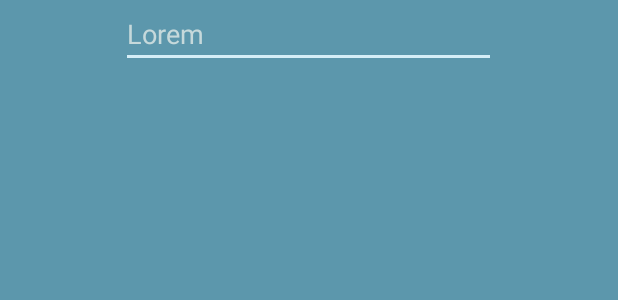
After one commit to jacksonbarreto/Conslife, an Android app: the layout input_text.xml on its own in the app's theme, with its tools: preview values and no code run, on a phone screen of 412 x 824 dp. The commit adds this screen. Shown: the top 300 px of the screen. Run offline under Robolectric (Android 15) with nearby library versions, the phone set to English and light mode, and no system bars.

Commit message:
Text input done

```diff
--- a/app/src/main/AndroidManifest.xml
+++ b/app/src/main/AndroidManifest.xml
@@ -10,7 +10,7 @@
         android:supportsRtl="true"
         android:theme="@style/Theme.Conslife">
         <activity
-            android:name="widget.widget"
+            android:name="widget.widget_activity"
             android:exported="true">
             <intent-filter>
                 <action android:name="android.intent.action.MAIN"/>
--- /dev/null
+++ b/app/src/main/res/layout/input_text.xml
@@ -0,0 +1,17 @@
+<?xml version="1.0" encoding="utf-8"?>
+<RelativeLayout xmlns:android="http://schemas.android.com/apk/res/android"
+    android:layout_width="match_parent"
+    android:layout_height="match_parent"
+    android:background="@color/conslife_light_blue">
+
+    <EditText
+        android:id="@+id/etInputText"
+        android:layout_width="250dp"
+        android:layout_height="wrap_content"
+        android:layout_centerHorizontal="true"
+        android:backgroundTint="@color/conslife_edit_text_background"
+        android:hint="Lorem"
+        android:textColorHint="@color/conslife_edit_text_hint" />
+
+
+</RelativeLayout>
--- a/app/src/main/res/values/colors.xml
+++ b/app/src/main/res/values/colors.xml
@@ -10,4 +10,6 @@
     <color name="conslife_dark_blue">#111D41</color>
     <color name="conslife_light_blue">#5C97AC</color>
     <color name="conslife_magenta">#B92558</color>
+    <color name="conslife_edit_text_hint">#C6D9DB</color>
+    <color name="conslife_edit_text_background">#D5EEF7</color>
 </resources>
```
Also changed, not shown: app/src/main/java/widget/controller/inputText.kt (added, +42 -0 lines), app/src/main/java/widget/widget.kt (deleted, +0 -12 lines), app/src/main/java/widget/widget_activity.kt (added, +34 -0 lines), app/src/main/res/layout/activity_widget.xml (+9 -3 lines), app/src/main/res/values/editText.xml (added, +7 -0 lines).
